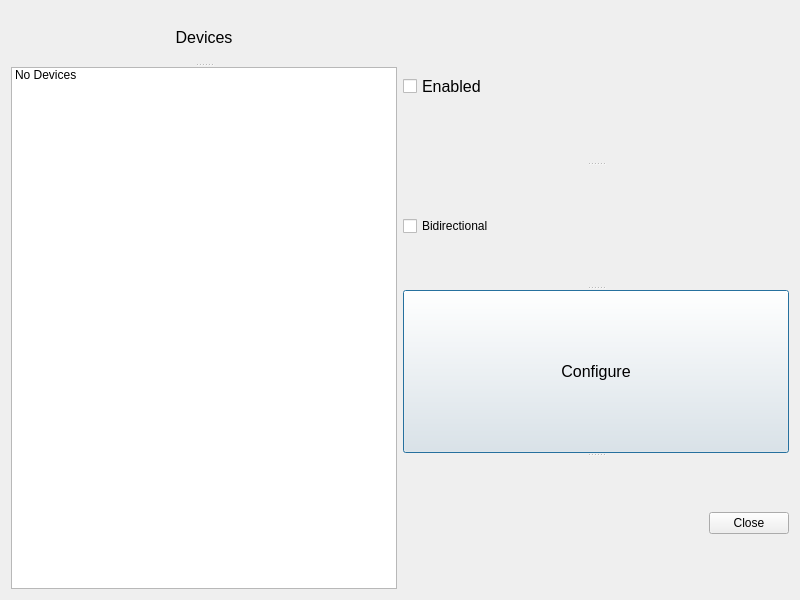
Old version of the form forms/settings-dialog.ui in the repository Alzy/obs-midi.
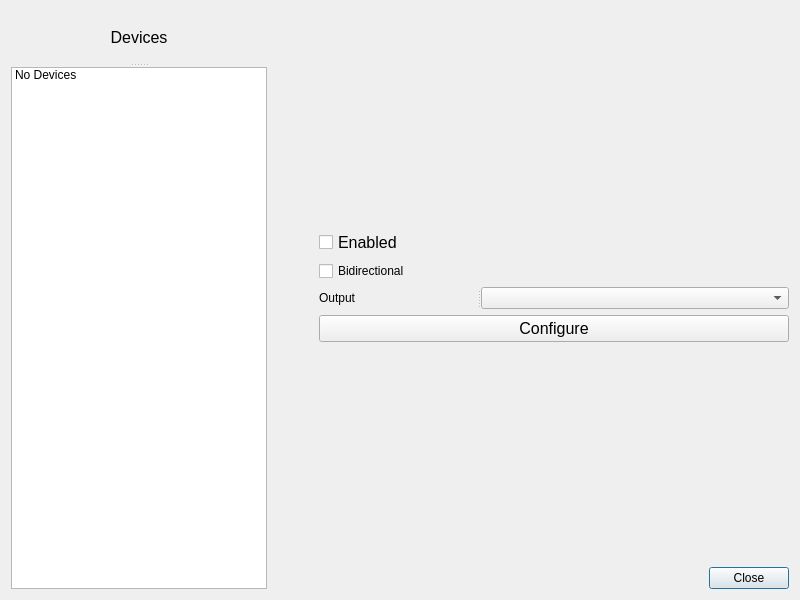
New version of the form.

Commit message: Added output device selector combo box, data value resets on window load again?

Patch:
```diff
--- a/forms/settings-dialog.ui
+++ b/forms/settings-dialog.ui
@@ -59,26 +59,31 @@
     </widget>
    </item>
    <item row="0" column="1">
-    <widget class="QSplitter" name="splitter_2">
+    <layout class="QFormLayout" name="formLayout">
+     <item row="6" column="1">
+      <spacer name="verticalSpacer">
      <property name="orientation">
       <enum>Qt::Vertical</enum>
      </property>
-     <widget class="QCheckBox" name="check_enabled">
-      <property name="font">
-       <font>
-        <family>Tahoma</family>
-        <pointsize>12</pointsize>
-       </font>
-      </property>
-      <property name="text">
-       <string>Enabled</string>
-      </property>
-     </widget>
-     <widget class="QCheckBox" name="bidirectional">
-      <property name="text">
-       <string>Bidirectional</string>
-      </property>
-     </widget>
+       <property name="sizeHint" stdset="0">
+        <size>
+         <width>20</width>
+         <height>40</height>
+        </size>
+       </property>
+      </spacer>
+     </item>
+     <item row="7" column="1">
+      <widget class="QDialogButtonBox" name="buttonBox">
+       <property name="orientation">
+        <enum>Qt::Horizontal</enum>
+       </property>
+       <property name="standardButtons">
+        <set>QDialogButtonBox::Close</set>
+       </property>
+      </widget>
+     </item>
+     <item row="5" column="1">
      <widget class="QPushButton" name="btn_configure">
       <property name="enabled">
        <bool>true</bool>
@@ -111,15 +116,74 @@
        <bool>false</bool>
       </property>
      </widget>
-     <widget class="QDialogButtonBox" name="buttonBox">
+     </item>
+     <item row="4" column="1">
+      <widget class="QSplitter" name="splitter_2">
       <property name="orientation">
        <enum>Qt::Horizontal</enum>
       </property>
-      <property name="standardButtons">
-       <set>QDialogButtonBox::Close</set>
-      </property>
-     </widget>
-    </widget>
+       <widget class="QLabel" name="label">
+        <property name="text">
+         <string>Output</string>
+        </property>
+       </widget>
+       <widget class="QComboBox" name="outbox">
+        <property name="sizePolicy">
+         <sizepolicy hsizetype="Fixed" vsizetype="Fixed">
+          <horstretch>0</horstretch>
+          <verstretch>0</verstretch>
+         </sizepolicy>
+        </property>
+       </widget>
+      </widget>
+     </item>
+     <item row="0" column="1">
+      <spacer name="verticalSpacer_4">
+       <property name="orientation">
+        <enum>Qt::Vertical</enum>
+       </property>
+       <property name="sizeHint" stdset="0">
+        <size>
+         <width>20</width>
+         <height>40</height>
+        </size>
+       </property>
+      </spacer>
+     </item>
+     <item row="1" column="1">
+      <widget class="QCheckBox" name="check_enabled">
+       <property name="font">
+        <font>
+         <family>Tahoma</family>
+         <pointsize>12</pointsize>
+        </font>
+       </property>
+       <property name="text">
+        <string>Enabled</string>
+       </property>
+      </widget>
+     </item>
+     <item row="3" column="1">
+      <widget class="QCheckBox" name="bidirectional">
+       <property name="text">
+        <string>Bidirectional</string>
+       </property>
+      </widget>
+     </item>
+     <item row="3" column="0">
+      <spacer name="horizontalSpacer">
+       <property name="orientation">
+        <enum>Qt::Horizontal</enum>
+       </property>
+       <property name="sizeHint" stdset="0">
+        <size>
+         <width>40</width>
+         <height>20</height>
+        </size>
+       </property>
+      </spacer>
+     </item>
+    </layout>
    </item>
   </layout>
  </widget>
```
Lines whose indentation alone changed are shown as unchanged. The commit also changes 5 other files.
